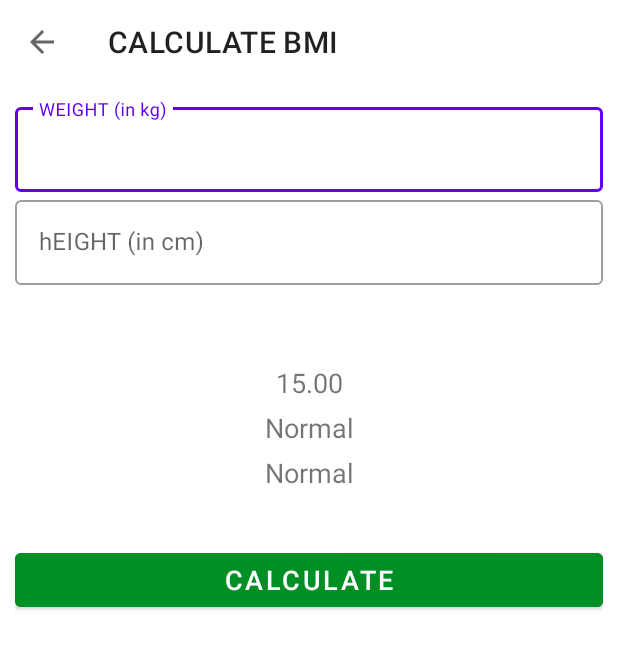
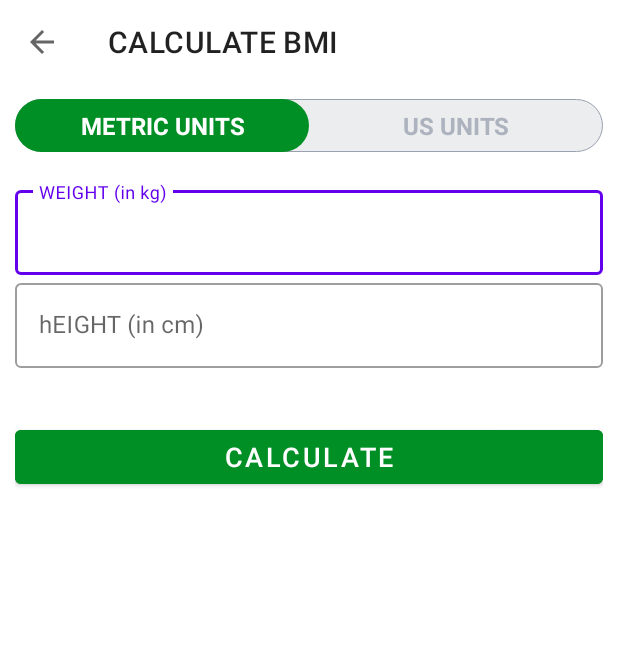
Before and after one commit to djeneral0/7MinutesWorkout, an Android app: the BMI screen opened directly, with no data from a screen before it, on a phone screen of 412 x 824 dp. Shown: the top 649 px of the screen. Run offline under Robolectric (Android 15) with nearby library versions, the phone set to English and light mode, and no system bars.

Commit message:
Add US view

```diff
--- a/app/src/main/java/com/djeneral/a7minutesworkout/BMI.kt
+++ b/app/src/main/java/com/djeneral/a7minutesworkout/BMI.kt
@@ -9,6 +9,10 @@ import java.math.RoundingMode
 
 class BMI : AppCompatActivity() {
     private lateinit var binding: BmiBinding
+    val METRIC_UNITS_VIEW = "METRIC_UNITS_VIEW"
+    val US_UNITS_VIEW = "US_UNITS_VIEW"
+
+    var currentVisibleView: String = METRIC_UNITS_VIEW
 
     override fun onCreate(savedInstanceState: Bundle?) {
         super.onCreate(savedInstanceState)
@@ -34,6 +38,17 @@ class BMI : AppCompatActivity() {
                 displayBMIResult(bmi)
             }else{
                 showToat("Please enter valid Values.")
+            }
+        }
+        visibleMetricView()
+        binding.rgUnits.setOnCheckedChangeListener { group, checkedId ->
+            when (checkedId) {
+                R.id.rbMetricUnits -> {
+                    visibleMetricView()
+                }
+                else -> {
+                    visibleUSView()
+                }
             }
         }
     }
@@ -73,10 +88,7 @@ class BMI : AppCompatActivity() {
             }
         }
 
-        binding.tvYourBmi.visibility = View.VISIBLE
-        binding.tvBmiValue.visibility = View.VISIBLE
-        binding.tvBmiType.visibility = View.VISIBLE
-        binding.tvBmiDesc.visibility = View.VISIBLE
+        binding.llDisplayResult.visibility = View.VISIBLE
 
         val bmiValue = BigDecimal(bmi.toDouble()).setScale(2, RoundingMode.HALF_EVEN).toString()
         binding.tvBmiValue.text = bmiValue
@@ -95,4 +107,31 @@ class BMI : AppCompatActivity() {
         return isValid
     }
 
+    private fun visibleMetricView(){
+        currentVisibleView = METRIC_UNITS_VIEW
+        binding.eMetricUnitWeight.text!!.clear()
+        binding.eMetricUnitheight.text!!.clear()
+
+        binding.tilMetricUnitWeight.visibility = View.VISIBLE
+        binding.tilMetricUnitheight.visibility = View.VISIBLE
+
+        binding.tilUSUnitWeight.visibility  = View.GONE
+        binding.llUSUnitHeight.visibility = View.GONE
+        binding.llDisplayResult.visibility = View.GONE
+    }
+
+    private fun visibleUSView(){
+        currentVisibleView = US_UNITS_VIEW
+        binding.tilMetricUnitWeight.visibility = View.GONE
+        binding.tilMetricUnitheight.visibility = View.GONE
+
+        binding.eUSUnitWeight.text!!.clear()
+        binding.eUSUnitHeightFeet.text!!.clear()
+        binding.eUSUnitheightInch.text!!.clear()
+
+        binding.tilUSUnitWeight.visibility  = View.VISIBLE
+        binding.llUSUnitHeight.visibility = View.VISIBLE
+        binding.llDisplayResult.visibility = View.GONE
+    }
+
 }
--- /dev/null
+++ b/app/src/main/res/drawable/drawable_radio_group_tab_back.xml
@@ -0,0 +1,9 @@
+<?xml version="1.0" encoding="utf-8"?>
+<shape xmlns:android="http://schemas.android.com/apk/res/android"
+    android:shape="rectangle">
+    <solid android:color="#ECEDEF"/>
+    <stroke android:width="0.5dp"
+        android:color="#9AA2AF"/>
+    <corners android:radius="30dp"/>
+
+</shape>
--- /dev/null
+++ b/app/src/main/res/drawable/drawable_unit_text_color_selector.xml
@@ -0,0 +1,10 @@
+<?xml version="1.0" encoding="utf-8"?>
+<selector xmlns:android="http://schemas.android.com/apk/res/android">
+    <item
+        android:color="@color/white"
+        android:state_checked="true"/>
+    <item
+        android:color="#ADB3BE"
+        android:state_checked="false"/>
+
+</selector>
--- /dev/null
+++ b/app/src/main/res/drawable/drawable_units_tab_selector.xml
@@ -0,0 +1,9 @@
+<?xml version="1.0" encoding="utf-8"?>
+<selector xmlns:android="http://schemas.android.com/apk/res/android">
+    <item android:state_checked="true">
+        <shape android:shape="rectangle">
+            <solid android:color="@color/colorAccent"/>
+            <corners android:radius="30dp"/>
+        </shape>
+    </item>
+</selector>
--- a/app/src/main/res/layout/bmi.xml
+++ b/app/src/main/res/layout/bmi.xml
@@ -1,7 +1,5 @@
 <?xml version="1.0" encoding="utf-8"?>
-<RelativeLayout
-    xmlns:android="http://schemas.android.com/apk/res/android"
-    xmlns:app="http://schemas.android.com/apk/res-auto"
+<RelativeLayout xmlns:android="http://schemas.android.com/apk/res/android"
     xmlns:tools="http://schemas.android.com/tools"
     android:layout_width="match_parent"
     android:layout_height="match_parent"
@@ -14,10 +12,53 @@
         android:background="@color/white"
         />
 
+    <RadioGroup
+        android:id="@+id/rgUnits"
+        android:layout_width="match_parent"
+        android:layout_height="wrap_content"
+        android:orientation="horizontal"
+        android:layout_below="@+id/tb_bmi"
+        android:layout_margin="@dimen/dp10"
+        android:background="@drawable/drawable_radio_group_tab_back"
+        >
+
+        <RadioButton
+            android:id="@+id/rbMetricUnits"
+            android:layout_width="0dp"
+            android:layout_height="35dp"
+            android:checked="true"
+            android:gravity="center"
+            android:layout_weight="1"
+            android:button="@null"
+            android:textSize="16sp"
+            android:textStyle="bold"
+            android:text="@string/metric_units"
+            android:textAllCaps="true"
+            android:background="@drawable/drawable_units_tab_selector"
+            android:textColor="@drawable/drawable_unit_text_color_selector"
+             />
+        <RadioButton
+            android:id="@+id/rbUSUnits"
+            android:layout_width="0dp"
+            android:layout_height="35dp"
+            android:checked="false"
+            android:gravity="center"
+            android:layout_weight="1"
+            android:button="@null"
+            android:textSize="16sp"
+            android:textStyle="bold"
+            android:text="@string/us_units"
+            android:textAllCaps="true"
+            android:background="@drawable/drawable_units_tab_selector"
+            android:textColor="@drawable/drawable_unit_text_color_selector"
+            />
+
+    </RadioGroup>
+
     <LinearLayout
         android:layout_width="match_parent"
         android:layout_height="match_parent"
-        android:layout_below="@+id/tb_bmi"
+        android:layout_below="@+id/rgUnits"
         android:padding="@dimen/dp10"
         android:orientation="vertical"
         >
@@ -32,12 +73,78 @@
                 android:id="@+id/eMetricUnitWeight"
                 android:layout_width="match_parent"
                 android:layout_height="wrap_content"
-                android:hint="WEIGHT (in kg)"
+                android:hint="@string/weight_in_kg"
                 android:inputType="numberDecimal"
                 android:textSize="16sp"
                 />
 
         </com.google.android.material.textfield.TextInputLayout>
+        <com.google.android.material.textfield.TextInputLayout
+            android:id="@+id/tilUSUnitWeight"
+            android:layout_width="match_parent"
+            android:layout_height="wrap_content"
+            style="@style/Widget.MaterialComponents.TextInputLayout.OutlinedBox"
+            android:visibility="gone"
+            tools:visibility="gone"
+            >
+            <androidx.appcompat.widget.AppCompatEditText
+                android:id="@+id/eUSUnitWeight"
+                android:layout_width="match_parent"
+                android:layout_height="wrap_content"
+                android:hint="@string/weight_in_kg"
+                android:inputType="numberDecimal"
+                android:textSize="16sp"
+                />
+
+        </com.google.android.material.textfield.TextInputLayout>
+
+        <LinearLayout
+            android:id="@+id/llUSUnitHeight"
+            android:layout_width="match_parent"
+            android:layout_height="wrap_content"
+            android:layout_marginTop="@dimen/dp10"
+            android:baselineAligned="false"
+            android:orientation="horizontal"
+            android:visibility="gone"
+            tools:visibility="gone"
+            >
+            <com.google.android.material.textfield.TextInputLayout
+                android:id="@+id/tilUSUnitHeightFeet"
+                android:layout_width="0dp"
+                android:layout_height="wrap_content"
+                style="@style/Widget.MaterialComponents.TextInputLayout.OutlinedBox"
+                android:layout_weight="1"
+                android:layout_marginEnd="@dimen/dp10"
+                >
+                <androidx.appcompat.widget.AppCompatEditText
+                    android:id="@+id/eUSUnitHeightFeet"
+                    android:layout_width="match_parent"
+                    android:layout_height="wrap_content"
+                    android:hint="@string/feet"
+                    android:inputType="number"
+                    android:textSize="16sp"
+                    />
+
+            </com.google.android.material.textfield.TextInputLayout>
+            <com.google.android.material.textfield.TextInputLayout
+                android:id="@+id/tilUSUnitHeightInch"
+                android:layout_width="0dp"
+                android:layout_height="wrap_content"
+                style="@style/Widget.MaterialComponents.TextInputLayout.OutlinedBox"
+                android:layout_weight="1"
+                android:layout_marginStart="@dimen/dp10"
+                >
+                <androidx.appcompat.widget.AppCompatEditText
+                    android:id="@+id/eUSUnitheightInch"
+                    android:layout_width="match_parent"
+                    android:layout_height="wrap_content"
+                    android:hint="@string/inch"
+                    android:inputType="number"
+                    android:textSize="16sp"
+                    />
+
+            </com.google.android.material.textfield.TextInputLayout>
+        </LinearLayout>
 
         <com.google.android.material.textfield.TextInputLayout
             android:id="@+id/tilMetricUnitheight"
@@ -49,7 +156,7 @@
                 android:id="@+id/eMetricUnitheight"
                 android:layout_width="match_parent"
                 android:layout_height="wrap_content"
-                android:hint="hEIGHT (in cm)"
+                android:hint="@string/height_in_cm"
                 android:inputType="numberDecimal"
                 android:textSize="16sp"
                 />
@@ -62,7 +169,7 @@
             android:orientation="vertical"
             android:layout_marginTop="25dp"
             tools:visibility="visible"
-            android:visibility="visible"
+            android:visibility="gone"
             >
 
             <TextView
@@ -71,7 +178,6 @@
                 android:layout_height="wrap_content"
                 android:gravity="center"
                 android:text="@string/your_bmi"
-                android:visibility="invisible"
                 android:textAllCaps="true"
                 android:textSize="16sp"
                 />
@@ -92,7 +198,7 @@
                 android:layout_marginTop="5dp"
                 android:textSize="18sp"
                 android:gravity="center"
-                android:text="Normal"
+                android:text="@string/normal"
                 />
             <TextView
                 android:id="@+id/tvBmiDesc"
@@ -101,7 +207,7 @@
                 android:layout_marginTop="5dp"
                 android:textSize="18sp"
                 android:gravity="center"
-                android:text="Normal"
+                android:text="@string/normal"
                 />
 
         </LinearLayout>
--- a/app/src/main/res/values/strings.xml
+++ b/app/src/main/res/values/strings.xml
@@ -16,4 +16,11 @@
     <string name="this_will_stop">This will stop your workout. You\'ve come this far, are you sure you want to quit?</string>
     <string name="your_bmi">YOUR BMI</string>
     <string name="calculate">Calculate</string>
+    <string name="metric_units">Metric Units</string>
+    <string name="us_units">US units</string>
+    <string name="height_in_cm">hEIGHT (in cm)</string>
+    <string name="weight_in_kg">WEIGHT (in kg)</string>
+    <string name="normal">Normal</string>
+    <string name="inch">Inch</string>
+    <string name="feet">Feet</string>
 </resources>
```
